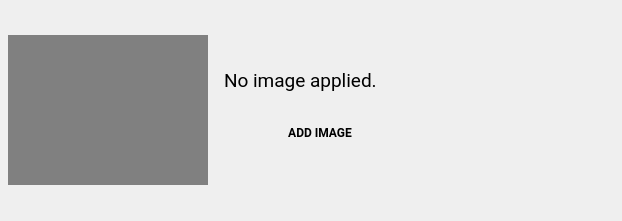
Old version of the form android/android-emu/android/skin/qt/poster-image-well.ui in the repository aosp-mirror/platform_external_qemu.
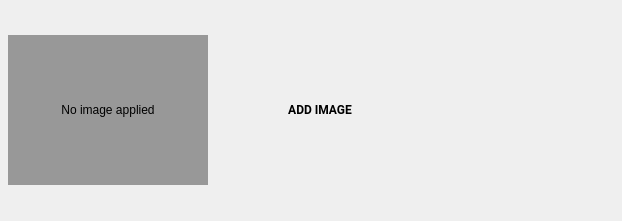
New version of the form. The open tabs and pages were chosen to show the change. Icons and pictures are not drawn. Custom widgets are drawn as their Qt base class.

Patch:
```diff
--- a/android/android-emu/android/skin/qt/poster-image-well.ui
+++ b/android/android-emu/android/skin/qt/poster-image-well.ui
@@ -53,10 +53,10 @@
       <bool>true</bool>
      </property>
      <property name="styleSheet">
-      <string notr="true">background-color: #808080;</string>
+        <string notr="true">background-color: rgba(128, 128, 128, 200)</string>
      </property>
      <property name="text">
-      <string/>
+      <string>No image applied</string>
      </property>
      <property name="alignment">
       <set>Qt::AlignCenter</set>
@@ -98,22 +98,6 @@
          </property>
         </spacer>
        </item>
-       <item>
-        <widget class="QLabel" name="noImageApplied">
-         <property name="font">
-          <font>
-           <family>Roboto</family>
-           <pointsize>14</pointsize>
-          </font>
-         </property>
-         <property name="text">
-          <string>No image applied.</string>
-         </property>
-         <property name="Style" stdset="0">
-          <string>MaterialBody</string>
-         </property>
-        </widget>
-       </item>
        <item>
         <layout class="QHBoxLayout" name="horizontalLayout_2">
          <property name="topMargin">
```
Left out of the diff: 6 changed lines with no effect on the pictures.
